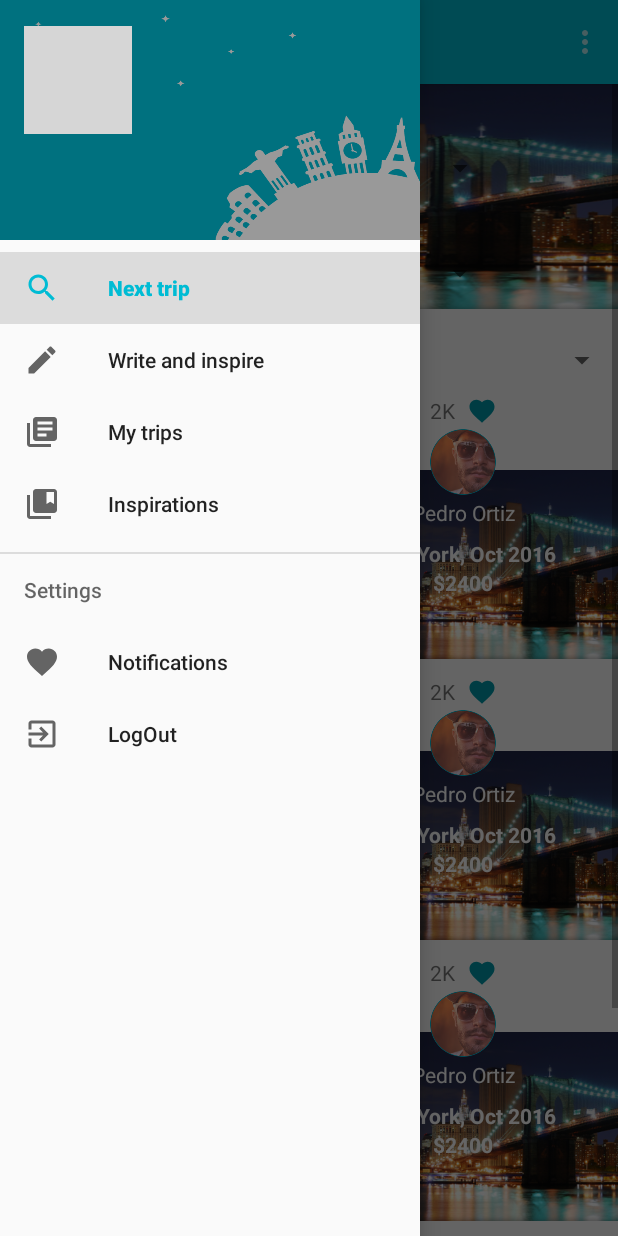
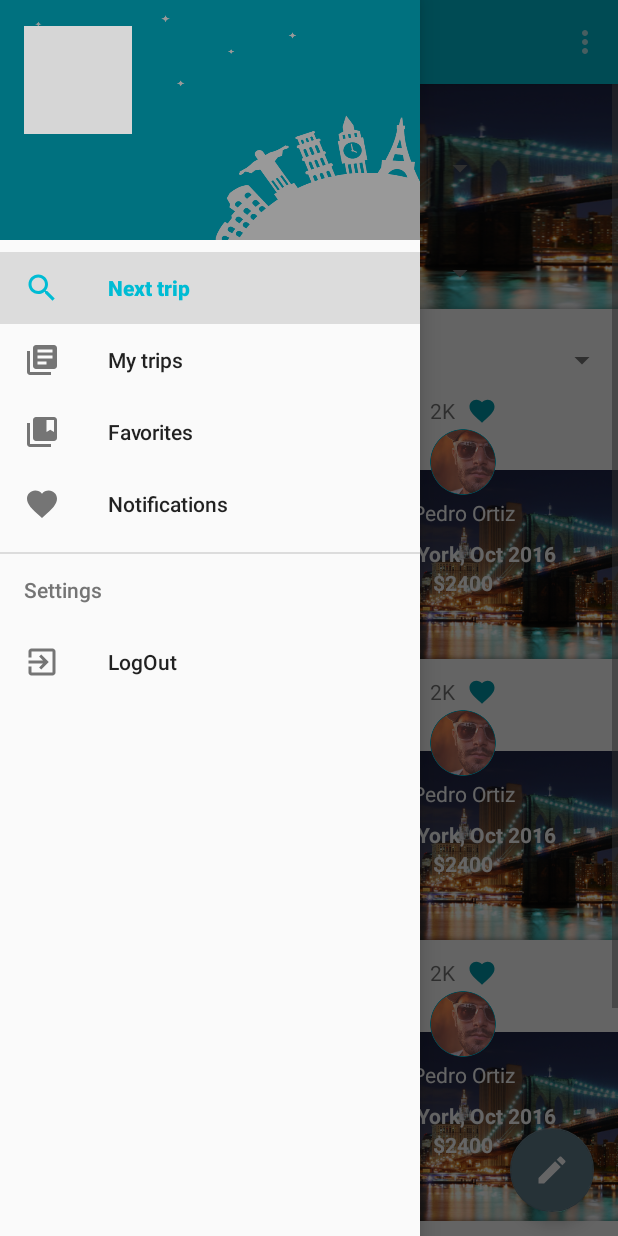
Before and after one commit to RonnyValdivieso/tripget, an Android app: the screen it shows after launch once a user with an empty profile is signed in (MainActivity), with the side drawer open, on a phone screen of 412 x 824 dp. Run offline under Robolectric (Android 15) with nearby library versions, the phone set to English and light mode, and no system bars; our stand-ins replace Firebase (no records; nobody signed in at launch, a user with empty details on screens opened directly); pictures from the network do not load; grey boxes are pictures that could not be loaded.

Commit message:
Revert "Deleted floating button / API 21 compatible"
This reverts commit 6d6afbc7f1e552e5453c17898d33b0ff53ef1734.

```diff
--- a/app/build.gradle
+++ b/app/build.gradle
@@ -6,7 +6,7 @@ android {
     defaultConfig {
         applicationId "com.tripget.tripget"
         minSdkVersion 15
-        targetSdkVersion 21
+        targetSdkVersion 25
         versionCode 5
         versionName "1.4"
         testInstrumentationRunner "android.support.test.runner.AndroidJUnitRunner"
@@ -30,8 +30,6 @@ dependencies {
     compile 'com.google.android.gms:play-services-auth:11.0.2'
     compile 'com.google.firebase:firebase-auth:11.0.2'
     compile 'com.android.support:design:25.3.1'
-    compile 'com.android.support:cardview-v7:25.3.1'
-    compile 'com.android.support:recyclerview-v7:25.3.1'
     compile 'com.github.bumptech.glide:glide:4.0.0-RC1'
     compile 'com.android.support:support-v4:25.3.1'
     testCompile 'junit:junit:4.12'
--- a/app/src/main/AndroidManifest.xml
+++ b/app/src/main/AndroidManifest.xml
@@ -8,7 +8,7 @@
         android:label="@string/app_name"
         android:roundIcon="@mipmap/ic_launcher_round"
         android:supportsRtl="true"
-        android:theme="@style/AppStyle">
+        android:theme="@style/TripgetTheme">
         <activity android:name=".MainActivity"
             android:windowSoftInputMode="adjustResize">
             <intent-filter>
--- a/app/src/main/java/com/tripget/tripget/MainActivity.java
+++ b/app/src/main/java/com/tripget/tripget/MainActivity.java
@@ -238,9 +238,8 @@ public class MainActivity extends AppCompatActivity
         } else if (id == R.id.nav_my_trips) {
             fragment = new MyTripsFragment();
             callFragment();
-        } else if (id == R.id.nav_new_story) {
-            fragment = new ReviewTripFragment();
-            callFragment();
+        } else if (id == R.id.nav_favorite) {
+
         } else if (id == R.id.nav_notification) {
             fragment = new NotificationFragment();
             callFragment();
--- a/app/src/main/java/com/tripget/tripget/NextTripFragment.java
+++ b/app/src/main/java/com/tripget/tripget/NextTripFragment.java
@@ -33,7 +33,7 @@ public class NextTripFragment extends Fragment {
         // Inflate the layout for this fragment
         View view = inflater.inflate(R.layout.fragment_next_trip, container, false);
 
-        /*fab = (FloatingActionButton)view.findViewById(R.id.fab);
+        fab = (FloatingActionButton)view.findViewById(R.id.fab);
         fab.setOnClickListener(new View.OnClickListener() {
             @Override
             public void onClick(View view) {
@@ -41,7 +41,7 @@ public class NextTripFragment extends Fragment {
                 FragmentManager manager = getFragmentManager();
                 manager.beginTransaction().replace(R.id.main_content, fragment).addToBackStack(null).setTransition(FragmentTransaction.TRANSIT_FRAGMENT_FADE).commit();
             }
-        });*/
+        });
         return view;
     }
 
--- a/app/src/main/res/layout/app_bar_main_menu.xml
+++ b/app/src/main/res/layout/app_bar_main_menu.xml
@@ -10,7 +10,6 @@
         android:layout_width="match_parent"
         android:layout_height="wrap_content"
         android:theme="@style/AppTheme.AppBarOverlay">
-        <!--android:theme="@style/AppTheme.AppBarOverlay"-->
 
         <android.support.v7.widget.Toolbar
             android:id="@+id/toolbar"
@@ -18,7 +17,6 @@
             android:layout_height="?attr/actionBarSize"
             android:background="?attr/colorPrimary"
             app:popupTheme="@style/AppTheme.PopupOverlay" />
-            <!--app:popupTheme="@style/AppTheme.PopupOverlay" -->
 
     </android.support.design.widget.AppBarLayout>
 
--- a/app/src/main/res/layout/fragment_next_trip.xml
+++ b/app/src/main/res/layout/fragment_next_trip.xml
@@ -23,13 +23,13 @@ tools:context="com.tripget.tripget.NextTripFragment">
 
     </ScrollView>
 
-<!--<android.support.design.widget.FloatingActionButton
+<android.support.design.widget.FloatingActionButton
     android:id="@+id/fab"
     android:layout_width="wrap_content"
     android:layout_height="wrap_content"
     android:layout_gravity="bottom|end"
     android:layout_margin="@dimen/fab_margin"
     app:srcCompat="@drawable/ic_edit"
-    android:tint="@color/primaryBackground"/>-->
+    android:tint="@color/primaryBackground"/>
 
 </android.support.design.widget.CoordinatorLayout>
--- a/app/src/main/res/layout/review_trip_needs.xml
+++ b/app/src/main/res/layout/review_trip_needs.xml
@@ -19,6 +19,7 @@
 				android:layout_width="0dp"
 				android:layout_height="match_parent"
 				android:layout_weight="1"
+				android:theme="@style/TripgetTheme.icons"
 				app:srcCompat="@drawable/ic_flight_takeoff"/>
 			<TextView
 				android:layout_width="0dp"
@@ -35,6 +36,7 @@
 				android:layout_width="0dp"
 				android:layout_height="match_parent"
 				android:layout_weight="1"
+				android:theme="@style/TripgetTheme.icons"
 				app:srcCompat="@drawable/ic_local_dining"/>
 			<TextView
 				android:layout_width="0dp"
@@ -51,6 +53,7 @@
 				android:layout_width="0dp"
 				android:layout_height="match_parent"
 				android:layout_weight="1"
+				android:theme="@style/TripgetTheme.icons"
 				app:srcCompat="@drawable/ic_local_mall"/>
 			<TextView
 				android:layout_width="0dp"
@@ -73,6 +76,7 @@
 				android:layout_width="0dp"
 				android:layout_height="match_parent"
 				android:layout_weight="1"
+				android:theme="@style/TripgetTheme.icons"
 				app:srcCompat="@drawable/ic_local_hotel"/>
 			<TextView
 				android:layout_width="0dp"
@@ -89,6 +93,7 @@
 				android:layout_width="0dp"
 				android:layout_height="match_parent"
 				android:layout_weight="1"
+				android:theme="@style/TripgetTheme.icons"
 				app:srcCompat="@drawable/ic_directions_bus_black_24dp"/>
 			<TextView
 				android:layout_width="0dp"
@@ -105,6 +110,7 @@
 				android:layout_width="0dp"
 				android:layout_height="match_parent"
 				android:layout_weight="1"
+				android:theme="@style/TripgetTheme.icons"
 				app:srcCompat="@drawable/ic_local_activity"/>
 			<TextView
 				android:layout_width="0dp"
--- a/app/src/main/res/layout/trip_needs.xml
+++ b/app/src/main/res/layout/trip_needs.xml
@@ -17,6 +17,7 @@
                     android:layout_width="0dp"
                     android:layout_height="match_parent"
                     android:layout_weight="1"
+                    android:theme="@style/TripgetTheme.icons"
                     app:srcCompat="@drawable/ic_flight_takeoff"/>
                 <EditText
                     android:layout_width="0dp"
@@ -34,6 +35,7 @@
                     android:layout_width="0dp"
                     android:layout_height="match_parent"
                     android:layout_weight="1"
+                    android:theme="@style/TripgetTheme.icons"
                     app:srcCompat="@drawable/ic_local_dining"/>
                 <EditText
                     android:layout_width="0dp"
@@ -51,6 +53,7 @@
                     android:layout_width="0dp"
                     android:layout_height="match_parent"
                     android:layout_weight="1"
+                    android:theme="@style/TripgetTheme.icons"
                     app:srcCompat="@drawable/ic_local_mall"/>
                 <EditText
                     android:layout_width="0dp"
@@ -74,6 +77,7 @@
                     android:layout_width="0dp"
                     android:layout_height="match_parent"
                     android:layout_weight="1"
+                    android:theme="@style/TripgetTheme.icons"
                     app:srcCompat="@drawable/ic_local_hotel"/>
                 <EditText
                     android:layout_width="0dp"
@@ -91,6 +95,7 @@
                     android:layout_width="0dp"
                     android:layout_height="match_parent"
                     android:layout_weight="1"
+                    android:theme="@style/TripgetTheme.icons"
                     app:srcCompat="@drawable/ic_directions_bus_black_24dp"/>
                 <EditText
                     android:layout_width="0dp"
@@ -108,6 +113,7 @@
                     android:layout_width="0dp"
                     android:layout_height="match_parent"
                     android:layout_weight="1"
+                    android:theme="@style/TripgetTheme.icons"
                     app:srcCompat="@drawable/ic_local_activity"/>
                 <EditText
                     android:layout_width="0dp"
--- a/app/src/main/res/menu/activity_main_menu_drawer.xml
+++ b/app/src/main/res/menu/activity_main_menu_drawer.xml
@@ -8,29 +8,25 @@
             android:icon="@drawable/ic_search"
             android:title="@string/next_trip" />
         <item
-            android:id="@+id/nav_new_story"
-            android:icon="@drawable/ic_edit"
-            android:title="@string/write_and_inspire" />
-        <item
             android:id="@+id/nav_my_trips"
             android:icon="@drawable/ic_library_books"
             android:title="@string/my_trips" />
         <item
-            android:id="@+id/nav_inspiration"
+            android:id="@+id/nav_favorite"
             android:icon="@drawable/ic_collections_bookmark_black_24dp"
-            android:title="@string/inspiration" />
+            android:title="@string/favorites" />
+        <item
+            android:id="@+id/nav_notification"
+            android:icon="@drawable/ic_favorite"
+            android:title="@string/notifications" />
     </group>
 
     <item android:title="@string/settings">
         <menu>
             <item
-                android:id="@+id/nav_notification"
-                android:icon="@drawable/ic_favorite"
-                android:title="@string/notifications" />
-            <item
                 android:id="@+id/nav_exit"
                 android:icon="@drawable/ic_exit_to_app_black_24dp"
-                android:title="@string/logout" />
+                android:title="LogOut" />
         </menu>
     </item>
 
--- a/app/src/main/res/values-v21/styles.xml
+++ b/app/src/main/res/values-v21/styles.xml
@@ -19,7 +19,7 @@
         <item name="android:colorPrimary">@color/colorPrimary</item>
         <item name="android:colorPrimaryDark">@color/colorPrimaryDark</item>
         <item name="android:colorAccent">@color/colorAccent</item>
-        <item name="colorPrimary">@color/lightPrimary</item>
+        <item name="colorPrimary">@color/colorPrimary</item>
         <item name="colorPrimaryDark">@color/colorPrimaryDark</item>
         <item name="colorAccent">@color/colorAccent</item>
         <item name="android:textColorSecondary">@color/secondaryText</item>
--- a/app/src/main/res/values/colors.xml
+++ b/app/src/main/res/values/colors.xml
@@ -3,10 +3,11 @@
     <color name="colorPrimary">#00bcd4</color>
     <color name="colorPrimaryDark">#0097a7</color>
     <color name="colorAccent">#607d8b</color>
-    <color name="lightPrimary">#b2ebf2</color>
+    <color name="lightPrimary">#B2EBF2</color>
     <color name="primaryText">#212121</color>
     <color name="secondaryText">#757575</color>
     <color name="divider">#bdbdbd</color>
     <color name="primaryBackground">#fdfdfd</color>
     <color name="colorTripget">#00bcd4</color>
+
 </resources>
--- a/app/src/main/res/values/strings.xml
+++ b/app/src/main/res/values/strings.xml
@@ -14,7 +14,7 @@
     <string name="server_client_id">954600030379-gjk4j361q2v63fdlk646p3ms2gnntgr1.apps.googleusercontent.com</string>
     <string name="settings">Settings</string>
     <string name="notifications">Notifications</string>
-    <string name="inspiration">Inspirations</string>
+    <string name="favorites">Favorites</string>
     <string name="my_trips">My trips</string>
     <string name="next_trip">Next trip</string>
 
@@ -28,6 +28,4 @@
     <string name="save">Save</string>
     <string name="submit">Submit</string>
     <string name="story_saved">Your story has been saved</string>
-    <string name="logout">LogOut</string>
-    <string name="write_and_inspire">Write and inspire</string>
 </resources>
--- a/app/src/main/res/values/styles.xml
+++ b/app/src/main/res/values/styles.xml
@@ -1,29 +1,20 @@
 <resources>
 
     <!-- Base application theme. -->
-    <style name="TripgetTheme" parent="Theme.AppCompat.Light.NoActionBar">
-        <item name="colorPrimary">@color/lightPrimary</item>
-        <item name="colorPrimaryDark">@color/colorPrimaryDark</item>
-        <item name="colorAccent">@color/colorAccent</item>
-        <item name="android:textColorSecondaryInverse">@color/primaryBackground</item>
-        <item name="android:textColorSecondary">@color/secondaryText</item>
-
-    </style>
-
-    <style name="AppTheme" parent="Theme.AppCompat.Light.NoActionBar">
+    <style name="TripgetTheme" parent="Theme.AppCompat.NoActionBar">
         <item name="colorPrimary">@color/colorPrimary</item>
         <item name="colorPrimaryDark">@color/colorPrimaryDark</item>
         <item name="colorAccent">@color/colorAccent</item>
+        <item name="android:textColorSecondary">@color/secondaryText</item>
         <item name="android:textColorSecondaryInverse">@color/primaryBackground</item>
     </style>
 
     <style name="AppTheme.AppBarOverlay" parent="ThemeOverlay.AppCompat.Dark"></style>
 
     <style name="AppTheme.PopupOverlay" parent="ThemeOverlay.AppCompat.Light"></style>
+    <style name="TripgetTheme.icons" parent="Theme.AppCompat">
+        <item name="android:tint">@color/colorAccent</item>
+    </style>
 
-    <style name="AppStyle" parent="Theme.AppCompat.Light.NoActionBar" >
-        <item name="colorAccent">@color/colorAccent</item>
-        <item name="colorPrimary">@color/colorPrimary</item>
-        <item name="colorPrimaryDark">@color/colorPrimaryDark</item>
-    </style>
+
 </resources>
```
Also changed, not shown: app/src/main/res/layout/activity_sign_in.xml (+6 -6 lines), app/src/main/res/drawable/galapagos.png (deleted), app/src/main/res/drawable/madrid.png (deleted), app/src/main/res/drawable/newyork2.png (deleted), app/src/main/res/drawable/newyork3.png (deleted).
